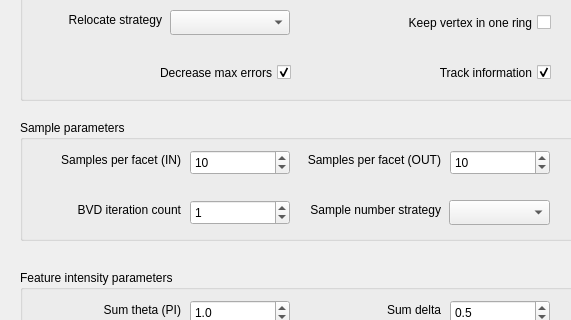
First picture: the form in src/MinAngle_parameters.ui, repository KaimoHu/2019_CGALRemeshing, before the edit; both pictures show x 0 to 571 and y 130 to 450 of the 1113 by 747 pixel window.
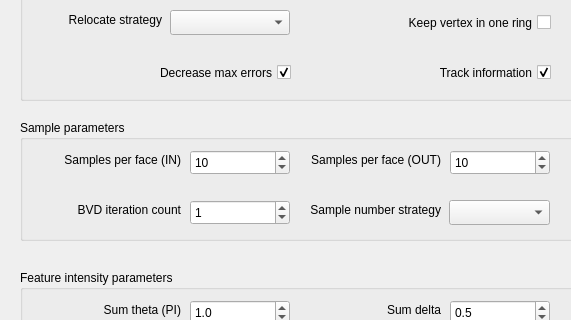
Second picture: the form after the edit.

```diff
--- a/src/MinAngle_parameters.ui
+++ b/src/MinAngle_parameters.ui
@@ -480,7 +480,7 @@
      </rect>
     </property>
     <property name="text">
-     <string>Samples per facet (IN)</string>
+     <string>Samples per face (IN)</string>
     </property>
     <property name="alignment">
      <set>Qt::AlignRight|Qt::AlignTrailing|Qt::AlignVCenter</set>
@@ -496,7 +496,7 @@
      </rect>
     </property>
     <property name="text">
-     <string>Samples per facet (OUT)</string>
+     <string>Samples per face (OUT)</string>
     </property>
     <property name="alignment">
      <set>Qt::AlignRight|Qt::AlignTrailing|Qt::AlignVCenter</set>
```
Left out of the diff: 6 changed lines with no effect on the pictures.
